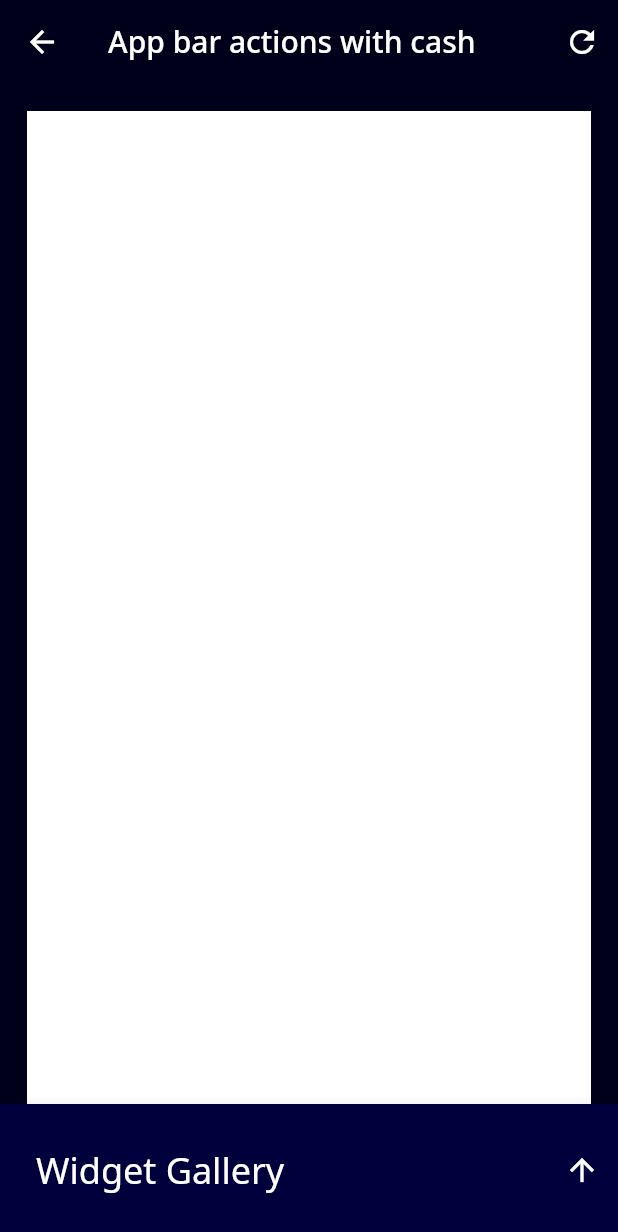
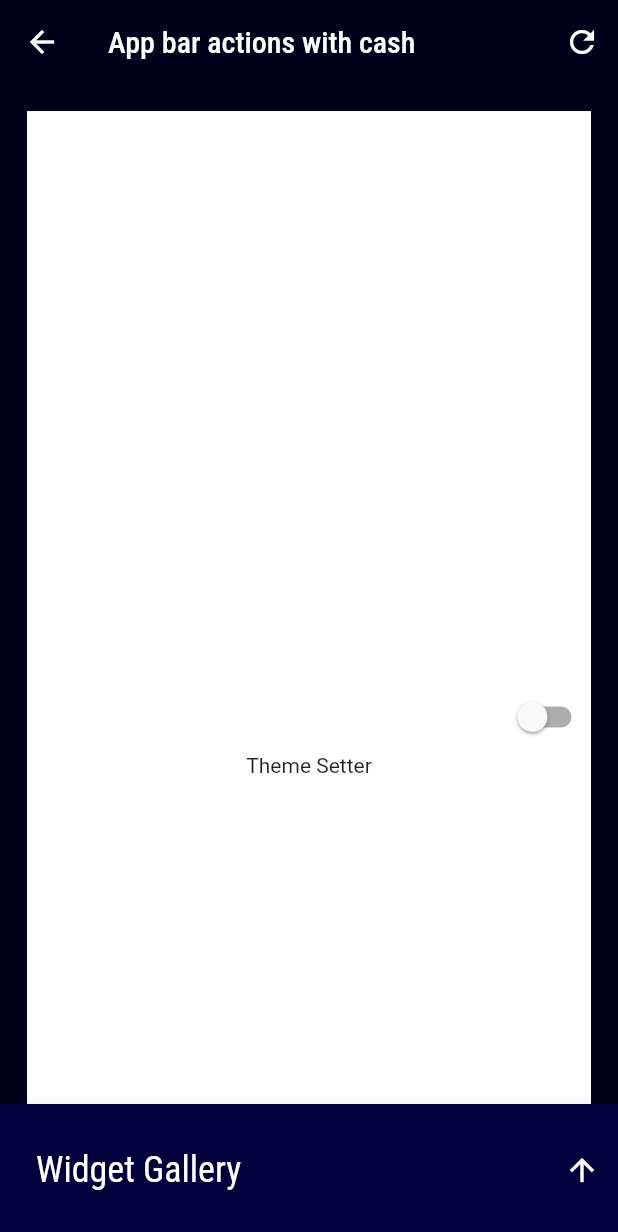
Before and after one commit to DhruvamSharma/Flutter-StoryBoard, a Flutter app: the screen it shows after launch, after a tap on "App Bar", after a tap on "App bar actions with cash", on a phone screen of 412 x 824 dp. Shown: the top 1232 px of the screen. Run offline on Flutter 3.47's test engine with Material 2 defaults, Android fonts, the phone set to English and light mode, and no system bars; our stand-ins replace google_fonts, rxdart.

Commit message:
feat(theme-switcher): a theme switcher added

```diff
--- a/lib/main.dart
+++ b/lib/main.dart
@@ -35,19 +35,19 @@ class MyApp extends StatelessWidget {
           color: Colors.white,
         ),
         textTheme: TextTheme(
-          title: GoogleFonts.notoSans(),
-          subtitle: GoogleFonts.notoSans(),
-          body1: GoogleFonts.notoSans(),
-          body2: GoogleFonts.notoSans(),
-          button: GoogleFonts.notoSans(),
-          caption: GoogleFonts.notoSans(),
-          display1: GoogleFonts.notoSans(),
-          display2: GoogleFonts.notoSans(),
-          display3: GoogleFonts.notoSans(),
-          display4: GoogleFonts.notoSans(),
-          headline: GoogleFonts.notoSans(),
-          overline: GoogleFonts.notoSans(),
-          subhead: GoogleFonts.notoSans(),
+          title: GoogleFonts.robotoCondensed(),
+          subtitle: GoogleFonts.robotoCondensed(),
+          body1: GoogleFonts.robotoCondensed(),
+          body2: GoogleFonts.robotoCondensed(),
+          button: GoogleFonts.robotoCondensed(),
+          caption: GoogleFonts.robotoCondensed(),
+          display1: GoogleFonts.robotoCondensed(),
+          display2: GoogleFonts.robotoCondensed(),
+          display3: GoogleFonts.robotoCondensed(),
+          display4: GoogleFonts.robotoCondensed(),
+          headline: GoogleFonts.robotoCondensed(),
+          overline: GoogleFonts.robotoCondensed(),
+          subhead: GoogleFonts.robotoCondensed(),
         ),
       ),
       home: MyHomePage(title: 'Our Story'),
--- /dev/null
+++ b/lib/themes.dart
@@ -0,0 +1,43 @@
+import 'package:flutter/material.dart';
+
+import 'utils/colors.dart';
+
+enum StoryboardThemeKeys { LIGHT, DARK }
+
+class StoryBoardThemes {
+
+  static final ThemeData lightTheme = ThemeData(
+    primarySwatch: Colors.purple,
+    brightness: Brightness.light,
+    scaffoldBackgroundColor: Colors.white,
+    accentColor: accentColor,
+    primaryColorDark: primaryDarkColor,
+    primaryColor: primaryColor,
+    iconTheme: IconThemeData(
+      color: Colors.black,
+    ),
+  );
+
+  static final ThemeData darkTheme = ThemeData(
+    primarySwatch: Colors.purple,
+    brightness: Brightness.dark,
+    scaffoldBackgroundColor: primaryDarkColor,
+    accentColor: accentColor,
+    primaryColorDark: primaryDarkColor,
+    primaryColor: primaryColor,
+    iconTheme: IconThemeData(
+      color: Colors.white,
+    ),
+  );
+
+  static ThemeData getThemeFromKey(StoryboardThemeKeys themeKey) {
+    switch (themeKey) {
+      case StoryboardThemeKeys.LIGHT:
+        return lightTheme;
+      case StoryboardThemeKeys.DARK:
+        return darkTheme;
+      default:
+        return lightTheme;
+    }
+  }
+}
--- a/lib/widget_library/widget_list_data.dart
+++ b/lib/widget_library/widget_list_data.dart
@@ -86,7 +86,7 @@ class WidgetStateMapData {
   }
 
   static Map<String, Widget> appBarMap = {
-    "App bar actions with cash":  Container(),
+    "App bar actions with cash":  Text('Theme Setter',),
   "App bar actions with Trophy": Container(),
   "New Badge": Container(),
     "Tournament Trophy": Container(),
--- /dev/null
+++ b/lib/widget_showcase/bottom_sheet_bloc.dart
@@ -0,0 +1,18 @@
+import 'package:rxdart/rxdart.dart';
+
+class _Bloc {
+
+  Stream<int> get selectedWidgetIndexStream => _selectedWidgetIndexStreamController.stream;
+  final _selectedWidgetIndexStreamController = BehaviorSubject<int>();
+
+  void updateIndex(int newIndex) {
+    _selectedWidgetIndexStreamController.sink.add(newIndex);
+  }
+
+  void dispose() {
+    _selectedWidgetIndexStreamController.close();
+  }
+
+}
+
+final bloc = _Bloc();
--- /dev/null
+++ b/lib/widget_showcase/storyboard_bottom_sheet.dart
@@ -0,0 +1,101 @@
+import 'package:flutter/material.dart';
+import 'package:storyboard/utils/colors.dart';
+import 'package:storyboard/utils/list_item_widget.dart';
+import 'package:storyboard/widget_showcase/bottom_sheet_bloc.dart';
+
+class StoryBoardBottomSheet extends StatefulWidget {
+  final List<Widget> listOfWidgetInCurrentLibrary;
+  final List<String> listOfNamesOfWidgetInCurrentLibrary;
+
+  StoryBoardBottomSheet({
+    this.listOfWidgetInCurrentLibrary,
+    this.listOfNamesOfWidgetInCurrentLibrary,
+  });
+
+  @override
+  _StoryBoardBottomSheetState createState() => _StoryBoardBottomSheetState();
+}
+
+class _StoryBoardBottomSheetState extends State<StoryBoardBottomSheet> {
+  bool isExpanded = false;
+
+  @override
+  Widget build(BuildContext context) {
+    return BottomSheet(
+      backgroundColor: primaryColor,
+      onClosing: () {},
+      enableDrag: true,
+      elevation: 8,
+      builder: (context) {
+        return SafeArea(
+          child: Padding(
+            padding: const EdgeInsets.only(top: 16, left: 24),
+            child: SingleChildScrollView(
+              child: Column(
+                crossAxisAlignment: CrossAxisAlignment.start,
+                mainAxisSize: MainAxisSize.min,
+                children: <Widget>[
+                  Padding(
+                    padding: const EdgeInsets.only(bottom: 16.0),
+                    child: ListTile(
+                      onTap: () {
+                        setState(() {
+                          isExpanded = !isExpanded;
+                        });
+                      },
+                      contentPadding: EdgeInsets.all(0),
+                      title: Text(
+                        'Widget Gallery',
+                        style: Theme.of(context).textTheme.headline,
+                      ),
+                      trailing: IconButton(
+                          icon: Icon(isExpanded
+                              ? Icons.arrow_downward
+                              : Icons.arrow_upward),
+                          onPressed: () {
+                            setState(() {
+                              isExpanded = !isExpanded;
+                            });
+                          }),
+                    ),
+                  ),
+                  AnimatedContainer(
+                    padding: EdgeInsets.only(bottom: 0),
+                    duration: Duration(milliseconds: 50),
+                    height: isExpanded
+                        ? (30.0 *
+                                widget.listOfNamesOfWidgetInCurrentLibrary
+                                    .length) +
+                            40
+                        : 0,
+                    constraints: BoxConstraints(
+                      maxHeight: 400,
+                    ),
+                    child: Column(
+                      mainAxisSize: MainAxisSize.min,
+                      crossAxisAlignment: CrossAxisAlignment.start,
+                      children: <Widget>[
+                        ...widget.listOfNamesOfWidgetInCurrentLibrary.map((it) {
+                          return Expanded(
+                            child: GestureDetector(
+                              onTap: () {
+                                bloc.updateIndex(widget
+                                    .listOfNamesOfWidgetInCurrentLibrary
+                                    .indexOf(it));
+                              },
+                              child: ListItemWidget(it),
+                            ),
+                          );
+                        }),
+                      ],
+                    ),
+                  ),
+                ],
+              ),
+            ),
+          ),
+        );
+      },
+    );
+  }
+}
--- a/lib/widget_showcase/widget_showcase_page.dart
+++ b/lib/widget_showcase/widget_showcase_page.dart
@@ -1,8 +1,9 @@
 import 'package:flutter/material.dart';
-import 'package:storyboard/utils/colors.dart';
-import 'package:storyboard/utils/list_item_widget.dart';
+import 'package:storyboard/themes.dart';
 import 'package:storyboard/widget_library/common_utitlities/common_colors.dart';
 import 'package:storyboard/widget_library/widget_list_data.dart';
+import 'package:storyboard/widget_showcase/bottom_sheet_bloc.dart';
+import 'package:storyboard/widget_showcase/storyboard_bottom_sheet.dart';
 
 class WidgetShowcasePage extends StatefulWidget {
   final String sublistKey;
@@ -22,7 +23,9 @@ class _WidgetShowcasePageState extends State<WidgetShowcasePage> {
   List<Widget> listOfWidgetInCurrentLibrary = List();
   List<String> listOfNamesOfWidgetInCurrentLibrary = List();
 
-  bool isExpanded = false;
+  ThemeData _theme;
+  bool isDarkTheme = false;
+
   double normalWidgetListHeight = 90;
   double expandedWidgetListHeight = 300;
 
@@ -31,15 +34,29 @@ class _WidgetShowcasePageState extends State<WidgetShowcasePage> {
     super.initState();
     currentIndex = 0;
 
+    _theme = StoryBoardThemes.lightTheme;
+
 //     Calculating names of widget in the library
-    WidgetStateMapData.getWidgetTitle(widget.widgetLibraryTitle, widget.sublistKey)
+    WidgetStateMapData.getWidgetTitle(
+            widget.widgetLibraryTitle, widget.sublistKey)
         .forEach((it) {
       listOfNamesOfWidgetInCurrentLibrary.add(it);
     });
 
     // Calculating the widgets in the library
-    WidgetStateMapData.getWidgets(widget.widgetLibraryTitle, widget.sublistKey).forEach((it) {
+    WidgetStateMapData.getWidgets(widget.widgetLibraryTitle, widget.sublistKey)
+        .forEach((it) {
       listOfWidgetInCurrentLibrary.add(it);
+    });
+  }
+
+  void _changeTheme(StoryboardThemeKeys themeKey) {
+    setState(() {
+      if (themeKey == StoryboardThemeKeys.DARK) {
+        _theme = StoryBoardThemes.lightTheme;
+      } else {
+        _theme = StoryBoardThemes.darkTheme;
+      }
     });
   }
 
@@ -58,101 +75,70 @@ class _WidgetShowcasePageState extends State<WidgetShowcasePage> {
         actions: <Widget>[
           IconButton(
             onPressed: () {
-              setState(() {});
+              _changeTheme(StoryboardThemeKeys.LIGHT);
             },
             icon: Icon(Icons.refresh),
           ),
         ],
       ),
-      bottomSheet: BottomSheet(
-        backgroundColor: primaryColor,
-        onClosing: () {},
-        enableDrag: true,
-        elevation: 8,
-        builder: (context) {
-          return SafeArea(
-            child: Padding(
-              padding: const EdgeInsets.only(top: 16, left: 24),
-              child: SingleChildScrollView(
-                child: Column(
-                  crossAxisAlignment: CrossAxisAlignment.start,
-                  mainAxisSize: MainAxisSize.min,
-                  children: <Widget>[
-                    Padding(
-                      padding: const EdgeInsets.only(bottom: 16.0),
-                      child: ListTile(
-                        onTap: () {
-                          setState(() {
-                            isExpanded = !isExpanded;
-                          });
-                        },
-                        contentPadding: EdgeInsets.all(0),
-                        title: Text(
-                          'Widget Gallery',
-                          style: Theme.of(context).textTheme.headline,
-                        ),
-                        trailing: IconButton(
-                            icon: Icon(isExpanded
-                                ? Icons.arrow_downward
-                                : Icons.arrow_upward),
-                            onPressed: () {
-                              setState(() {
-                                isExpanded = !isExpanded;
-                              });
-                            }),
-                      ),
-                    ),
-                    AnimatedContainer(
-                      padding: EdgeInsets.only(bottom: 0),
-                      duration: Duration(milliseconds: 50),
-                      height: isExpanded
-                          ? (30.0 *
-                                  listOfNamesOfWidgetInCurrentLibrary.length) +
-                              40
-                          : 0,
-                      constraints: BoxConstraints(
-                        maxHeight: 400,
-                      ),
-                      child: Column(
-                        mainAxisSize: MainAxisSize.min,
-                        crossAxisAlignment: CrossAxisAlignment.start,
-                        children: <Widget>[
-
-                          ...listOfNamesOfWidgetInCurrentLibrary.map((it) {
-                            return Expanded(
-                              child: GestureDetector(
-                                onTap: () {
-                                  setState(() {
-                                    currentIndex = listOfNamesOfWidgetInCurrentLibrary.indexOf(it);
-                                  });
-                                },
-                                child: ListItemWidget(
-                                    it),
-                              ),
-                            );
-                          }),
-                        ],
-                      ),
-                    ),
-                  ],
-                ),
-              ),
-            ),
-          );
-        },
+      bottomSheet: StoryBoardBottomSheet(
+        listOfNamesOfWidgetInCurrentLibrary:
+            listOfNamesOfWidgetInCurrentLibrary,
+        listOfWidgetInCurrentLibrary: listOfWidgetInCurrentLibrary,
       ),
       body: SafeArea(
         child: SingleChildScrollView(
           child: Padding(
             padding: const EdgeInsets.all(18.0),
             child: Container(
-              padding: EdgeInsets.all(8.0),
               color: CommonColors.lightColor,
               height: MediaQuery.of(context).size.height,
               child: Center(
                 child: listOfWidgetInCurrentLibrary.isEmpty
                     ? Container()
-                    : listOfWidgetInCurrentLibrary[currentIndex],
+                    : MaterialApp(
+                        theme: _theme,
+                        debugShowCheckedModeBanner: false,
+                        home: Scaffold(
+                          body: Column(
+                            mainAxisAlignment: MainAxisAlignment.center,
+                            children: <Widget>[
+                              Align(
+                                alignment: Alignment.topRight,
+                                child: Switch(
+                                  activeTrackColor: Colors.white,
+                                  activeColor: Colors.white,
+                                  value: isDarkTheme,
+                                  onChanged: (newValue) {
+                                    if (isDarkTheme) {
+                                      _changeTheme(StoryboardThemeKeys.DARK);
+                                    } else {
+                                      _changeTheme(StoryboardThemeKeys.LIGHT);
+                                    }
+                                    setState(() {
+                                      isDarkTheme = !isDarkTheme;
+                                    });
+                                  },
+                                ),
+                              ),
+                              StreamBuilder<int>(
+                                stream: bloc.selectedWidgetIndexStream,
+                                initialData: 0,
+                                builder: (context, futureData) {
+                                  currentIndex = futureData.data;
+                                  return Center(
+                                    child: AnimatedSwitcher(
+                                      duration: Duration(milliseconds: 300),
+                                      child: listOfWidgetInCurrentLibrary[
+                                          currentIndex],
+                                    ),
+                                  );
+                                },
+                              ),
+                            ],
+                          ),
+                        ),
+                      ),
               ),
             ),
           ),
--- a/pubspec.yaml
+++ b/pubspec.yaml
@@ -25,6 +25,7 @@ dependencies:
   cupertino_icons: ^0.1.2
   google_fonts: ^0.1.1
   cached_network_image: ^2.0.0-rc
+  rxdart: ^0.23.1
 
 dev_dependencies:
   flutter_test:
```
Also changed, not shown: pubspec.lock.
